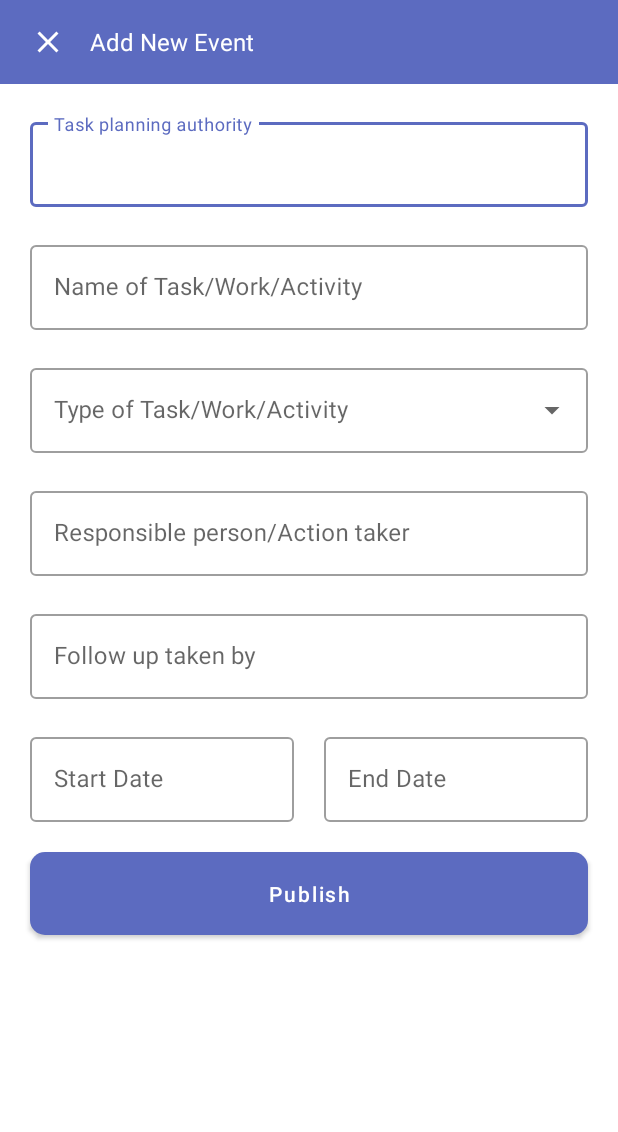
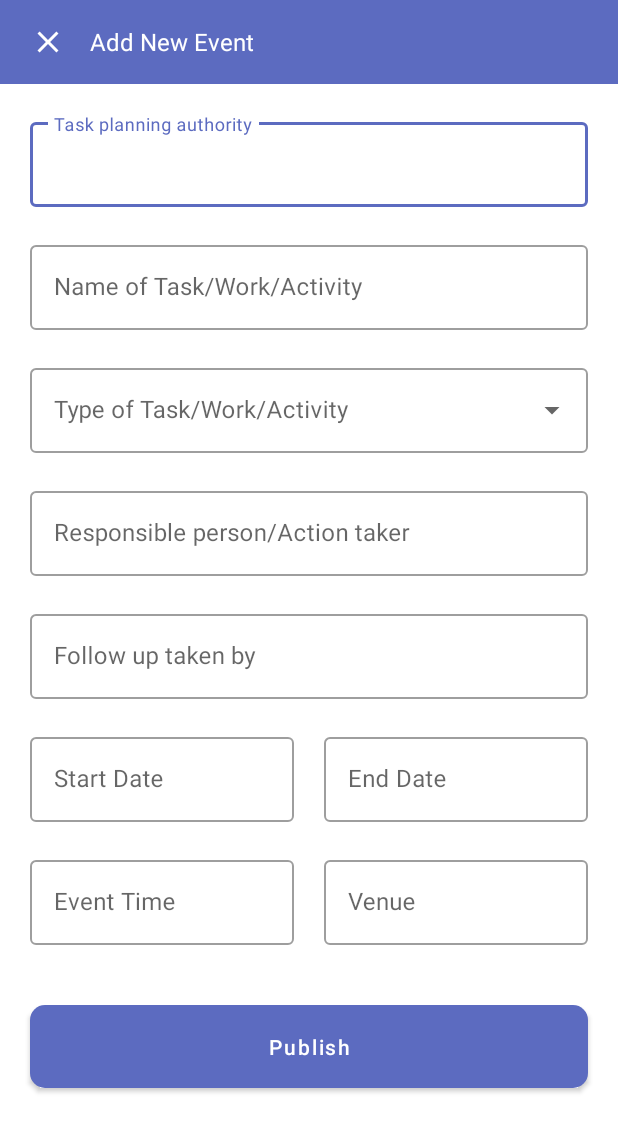
Before and after one commit to himanshu240601/cp-activity-notifier, an Android app: the FacultyHomeFragment screen opened directly, with no data from a screen before it, after a tap on "add new task", on a phone screen of 412 x 824 dp. Shown: the top 1132 px of the screen. Run offline under Robolectric (Android 15) with nearby library versions, the phone set to English and light mode, and no system bars; our stand-ins replace Firebase (no records; nobody signed in at launch, a user with empty details on screens opened directly), data binding; 5 statements that could not run were skipped.

Commit message:
added time in form (using kotlin) |  my events page updated

```diff
--- a/app/build.gradle
+++ b/app/build.gradle
@@ -2,6 +2,7 @@ plugins {
     id 'com.android.application'
     id 'com.google.gms.google-services'
     id 'com.google.android.libraries.mapsplatform.secrets-gradle-plugin'
+    id 'kotlin-android'
 }
 
 android {
@@ -19,6 +20,7 @@ android {
     }
 
     buildFeatures{
+        //noinspection DataBindingWithoutKapt
         dataBinding true
     }
 
--- a/app/src/main/java/com/example/bfgiactivitynotifier/faculty/models/ModelForm.java
+++ b/app/src/main/java/com/example/bfgiactivitynotifier/faculty/models/ModelForm.java
@@ -8,6 +8,16 @@ import com.google.android.material.datepicker.MaterialDatePicker;
 
 public class ModelForm extends BaseObservable {
     String start_date, end_date;
+    String event_time;
+
+    @Bindable
+    public String getEvent_time() {
+        return event_time;
+    }
+
+    public void setEvent_time(String event_time) {
+        this.event_time = event_time;
+    }
 
     @Bindable
     public String getStart_date() {
--- a/app/src/main/java/com/example/bfgiactivitynotifier/fragments/fragment_events/EventsFragment.java
+++ b/app/src/main/java/com/example/bfgiactivitynotifier/fragments/fragment_events/EventsFragment.java
@@ -1,5 +1,8 @@
 package com.example.bfgiactivitynotifier.fragments.fragment_events;
 
+import static android.content.Context.MODE_PRIVATE;
+
+import android.content.SharedPreferences;
 import android.os.Bundle;
 import android.view.LayoutInflater;
 import android.view.View;
@@ -7,17 +10,30 @@ import android.view.ViewGroup;
 import android.widget.Toast;
 
 import androidx.annotation.NonNull;
+import androidx.annotation.Nullable;
 import androidx.databinding.DataBindingUtil;
 import androidx.fragment.app.Fragment;
 import androidx.recyclerview.widget.LinearLayoutManager;
 
 import com.example.bfgiactivitynotifier.R;
+import com.example.bfgiactivitynotifier.common.models.ModelPost;
 import com.example.bfgiactivitynotifier.databinding.FragmentEventsBinding;
 import com.example.bfgiactivitynotifier.fragments.fragment_events.adapters.AdapterEvent;
+import com.example.bfgiactivitynotifier.fragments.fragment_events.models.DocumentReferenceClass;
 import com.example.bfgiactivitynotifier.fragments.fragment_events.models.ModelEvent;
+import com.google.android.gms.tasks.OnCompleteListener;
+import com.google.android.gms.tasks.Task;
+import com.google.firebase.auth.FirebaseAuth;
+import com.google.firebase.firestore.DocumentReference;
+import com.google.firebase.firestore.DocumentSnapshot;
+import com.google.firebase.firestore.EventListener;
+import com.google.firebase.firestore.FirebaseFirestore;
+import com.google.firebase.firestore.FirebaseFirestoreException;
+import com.google.firebase.firestore.QuerySnapshot;
 
 import java.util.ArrayList;
 import java.util.List;
+import java.util.Objects;
 
 public class EventsFragment extends Fragment {
 
@@ -35,24 +51,14 @@ public class EventsFragment extends Fragment {
         fragmentEventsBinding.eventsRecyclerView.setLayoutManager(new LinearLayoutManager(view.getContext()));
 
         //initialize the adapter class
-        AdapterEvent adapterEvent = new AdapterEvent(getEvents(), view);
-
-        //set the adapter for the recycler view
-        fragmentEventsBinding.eventsRecyclerView.setAdapter(adapterEvent);
+        //inside get events method once the data is fetched
+        getEvents(view);
 
         //filter the recycler view content according to the selected option in the filter chips
-        fragmentEventsBinding.allEvents.setOnClickListener(view1 -> {
-            Toast.makeText(view.getContext(), "Get All Events", Toast.LENGTH_SHORT).show();
-        });
-        fragmentEventsBinding.todayEvents.setOnClickListener(view1 -> {
-            Toast.makeText(view.getContext(), "Get Today's Events", Toast.LENGTH_SHORT).show();
-        });
-        fragmentEventsBinding.upcomingEvents.setOnClickListener(view1 -> {
-            Toast.makeText(view.getContext(), "Get Upcoming Events", Toast.LENGTH_SHORT).show();
-        });
-        fragmentEventsBinding.endedEvents.setOnClickListener(view1 -> {
-            Toast.makeText(view.getContext(), "Get Ended Events", Toast.LENGTH_SHORT).show();
-        });
+        fragmentEventsBinding.allEvents.setOnClickListener(view1 -> Toast.makeText(view.getContext(), "Get All Events", Toast.LENGTH_SHORT).show());
+        fragmentEventsBinding.todayEvents.setOnClickListener(view1 -> Toast.makeText(view.getContext(), "Get Today's Events", Toast.LENGTH_SHORT).show());
+        fragmentEventsBinding.upcomingEvents.setOnClickListener(view1 -> Toast.makeText(view.getContext(), "Get Upcoming Events", Toast.LENGTH_SHORT).show());
+        fragmentEventsBinding.endedEvents.setOnClickListener(view1 -> Toast.makeText(view.getContext(), "Get Ended Events", Toast.LENGTH_SHORT).show());
 
 
 
@@ -60,17 +66,52 @@ public class EventsFragment extends Fragment {
     }
 
     //get the data for the notifications
-    //currently dummy data
-    //original will be pushed from the firebase
-    public List<ModelEvent> getEvents(){
-        List<ModelEvent> list = new ArrayList<>();
+    //data will be pushed from the firebase
+    private final FirebaseFirestore firebaseFirestoreData = FirebaseFirestore.getInstance();
 
-        list.add(new ModelEvent("ROOTS_2022_CSE_BTECH", "Tech 'O' Fest", "CSI club is organising 'Tech O Fest', Including three events. FASTECH (coding) TECH'O'LAUGH (memes) PRESENTECH (presentation & pitching). All the students of btech can register below.", "Nov 1, 2022 - Nov 2, 2022", "9:30 AM", "Innovation Center"));
+    public void getEvents(View view){
+        SharedPreferences sp = view.getContext().getSharedPreferences("login", MODE_PRIVATE);
+        boolean isStudent = sp.getBoolean("student", true);
 
-        list.add(new ModelEvent("ROOTS_2022_CSE_BTECH", "Tech 'O' Fest", "CSI club is organising 'Tech O Fest', Including three events. FASTECH (coding) TECH'O'LAUGH (memes) PRESENTECH (presentation & pitching). All the students of btech can register below.", "Nov 1, 2022 - Nov 2, 2022", "9:30 AM", "Innovation Center"));
+        List<ModelPost> list = new ArrayList<>();
+        List<DocumentReferenceClass> documentReferenceList = new ArrayList<>();
 
-        list.add(new ModelEvent("ROOTS_2022_CSE_BTECH", "Tech 'O' Fest", "CSI club is organising 'Tech O Fest', Including three events. FASTECH (coding) TECH'O'LAUGH (memes) PRESENTECH (presentation & pitching). All the students of btech can register below.", "Nov 1, 2022 - Nov 2, 2022", "9:30 AM", "Innovation Center"));
+        if(!isStudent){
+            firebaseFirestoreData.collection("faculty_data").document(
+                    Objects.requireNonNull(FirebaseAuth.getInstance().getCurrentUser()).getUid()
+            ).collection("activities")
+                    .get().addOnCompleteListener(task -> {
+                if (task.isSuccessful()) {
+                    for (DocumentSnapshot document : task.getResult()) {
+                        documentReferenceList.add(document.toObject(DocumentReferenceClass.class));
+                    }
+                    for(DocumentReferenceClass docRef : documentReferenceList){
+                        firebaseFirestoreData.document(docRef.getId()).get().addOnCompleteListener(task1 -> {
+                            if(task1.isSuccessful()){
+                                ModelPost modelEvent = task1.getResult().toObject(ModelPost.class);
+                                list.add(modelEvent);
+                            }
+                        });
+                    }
+                    //set the layout for the recycler view
+                    fragmentEventsBinding.eventsRecyclerView.setLayoutManager(new LinearLayoutManager(view.getContext()));
 
-        return list;
+                    //initialize the adapter class
+                    AdapterEvent adapterEvent = new AdapterEvent(list, view);
+
+                    //set the adapter for the recycler view
+                    fragmentEventsBinding.eventsRecyclerView.setAdapter(adapterEvent);
+                }
+            });
+        }else{
+            //set the layout for the recycler view
+            fragmentEventsBinding.eventsRecyclerView.setLayoutManager(new LinearLayoutManager(view.getContext()));
+
+            //initialize the adapter class
+            AdapterEvent adapterEvent = new AdapterEvent(list, view);
+
+            //set the adapter for the recycler view
+            fragmentEventsBinding.eventsRecyclerView.setAdapter(adapterEvent);
+        }
     }
 }
--- a/app/src/main/java/com/example/bfgiactivitynotifier/fragments/fragment_events/adapters/AdapterEvent.java
+++ b/app/src/main/java/com/example/bfgiactivitynotifier/fragments/fragment_events/adapters/AdapterEvent.java
@@ -11,6 +11,7 @@ import androidx.recyclerview.widget.RecyclerView;
 
 import com.example.bfgiactivitynotifier.EventActivity;
 import com.example.bfgiactivitynotifier.R;
+import com.example.bfgiactivitynotifier.common.models.ModelPost;
 import com.example.bfgiactivitynotifier.databinding.EventCardBinding;
 import com.example.bfgiactivitynotifier.fragments.fragment_events.models.ModelEvent;
 
@@ -20,11 +21,11 @@ public class AdapterEvent extends RecyclerView.Adapter<AdapterEvent.MyViewHolder
 
     //list for storing the data of notifications
     //and view for the current layout
-    List<ModelEvent> events;
+    List<ModelPost> events;
     View view;
 
     //constructor for the adapter class
-    public AdapterEvent(List<ModelEvent> events, View view) {
+    public AdapterEvent(List<ModelPost> events, View view) {
         this.events = events;
         this.view = view;
     }
--- a/app/src/main/res/layout/activity_add_new_post.xml
+++ b/app/src/main/res/layout/activity_add_new_post.xml
@@ -189,6 +189,54 @@
 
                 </LinearLayout>
 
+                <LinearLayout
+                    android:layout_width="match_parent"
+                    android:layout_height="wrap_content"
+                    android:orientation="horizontal"
+                    android:layout_margin="20dp">
+
+                    <com.google.android.material.textfield.TextInputLayout
+                        android:layout_weight="1"
+                        style="?attr/textInputOutlinedStyle"
+                        android:layout_width="match_parent"
+                        android:layout_height="wrap_content"
+                        android:hint="@string/event_time">
+
+                        <com.google.android.material.textfield.TextInputEditText
+                            android:id="@+id/event_time"
+                            android:layout_width="match_parent"
+                            android:layout_height="wrap_content"
+                            android:inputType="date"
+                            android:focusable="false"
+                            android:focusableInTouchMode="false"
+                            android:clickable="false"
+                            android:text="@={modelObject.event_time}"
+                            />
+
+                    </com.google.android.material.textfield.TextInputLayout>
+
+                    <View
+                        android:layout_width="20dp"
+                        android:layout_height="0dp"/>
+
+                    <com.google.android.material.textfield.TextInputLayout
+                        android:layout_weight="1"
+                        style="?attr/textInputOutlinedStyle"
+                        android:layout_width="match_parent"
+                        android:layout_height="wrap_content"
+                        android:hint="@string/venue">
+
+                        <com.google.android.material.textfield.TextInputEditText
+                            android:id="@+id/event_venue"
+                            android:layout_width="match_parent"
+                            android:layout_height="wrap_content"
+                            android:inputType="text"
+                            />
+
+                    </com.google.android.material.textfield.TextInputLayout>
+
+                </LinearLayout>
+
                 <Button
                     android:id="@+id/publish_button"
                     android:layout_width="match_parent"
--- a/app/src/main/res/values/strings.xml
+++ b/app/src/main/res/values/strings.xml
@@ -55,6 +55,8 @@
     <string name="task_planning_authority">Task planning authority</string>
     <string name="start_date">Start Date</string>
     <string name="end_date">End Date</string>
+    <string name="event_time">Event Time</string>
+    <string name="venue">Venue</string>
 
     <!--dropdown menu items-->
     <string-array name="type_of_task">
--- a/build.gradle
+++ b/build.gradle
@@ -10,6 +10,7 @@ buildscript {
     dependencies {
         // Add the dependency for the Google services Gradle plugin
         classpath 'com.google.gms:google-services:4.3.14'
+        classpath 'org.jetbrains.kotlin:kotlin-gradle-plugin:1.7.20'
     }
 }
 
```
Also changed, not shown: app/src/main/java/com/example/bfgiactivitynotifier/common/models/ModelPost.java (+18 -0 lines), app/src/main/java/com/example/bfgiactivitynotifier/faculty/AddNewPostActivity.java (+22 -19 lines), app/src/main/java/com/example/bfgiactivitynotifier/faculty/models/TimePickerKotlinClass.kt (added, +60 -0 lines), app/src/main/java/com/example/bfgiactivitynotifier/fragments/fragment_events/models/DocumentReferenceClass.java (added, +42 -0 lines), app/src/main/java/com/example/bfgiactivitynotifier/fragments/fragment_events/models/ModelEvent.java (+119 -42 lines), app/src/main/res/layout/event_card.xml (+5 -5 lines).
